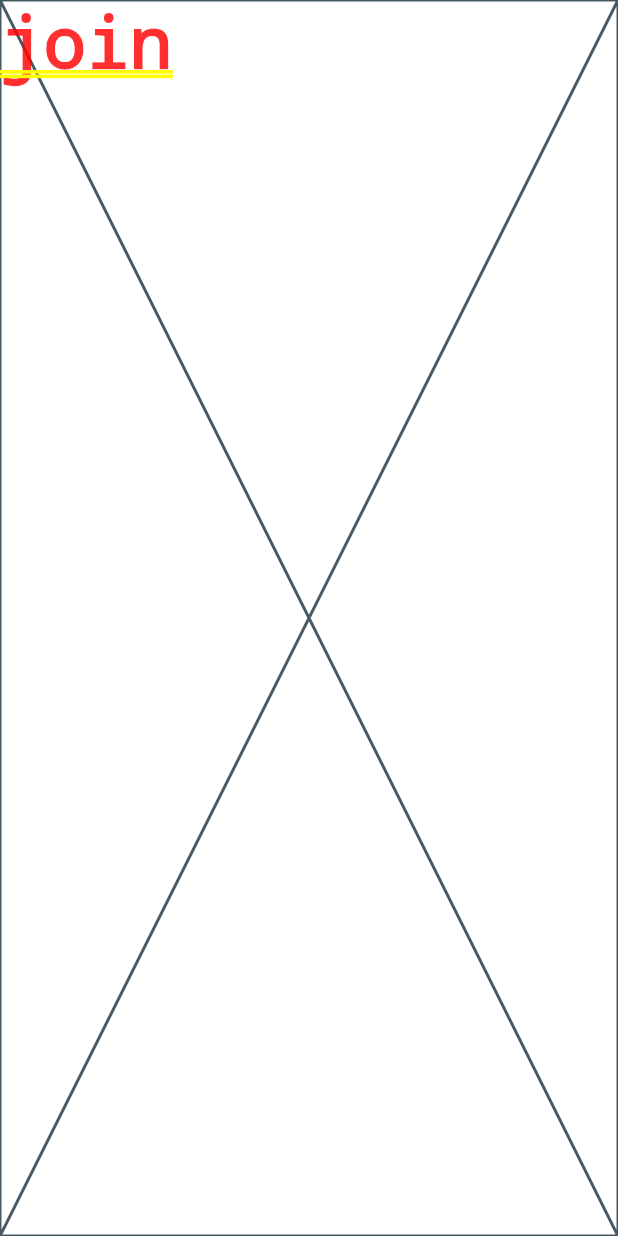
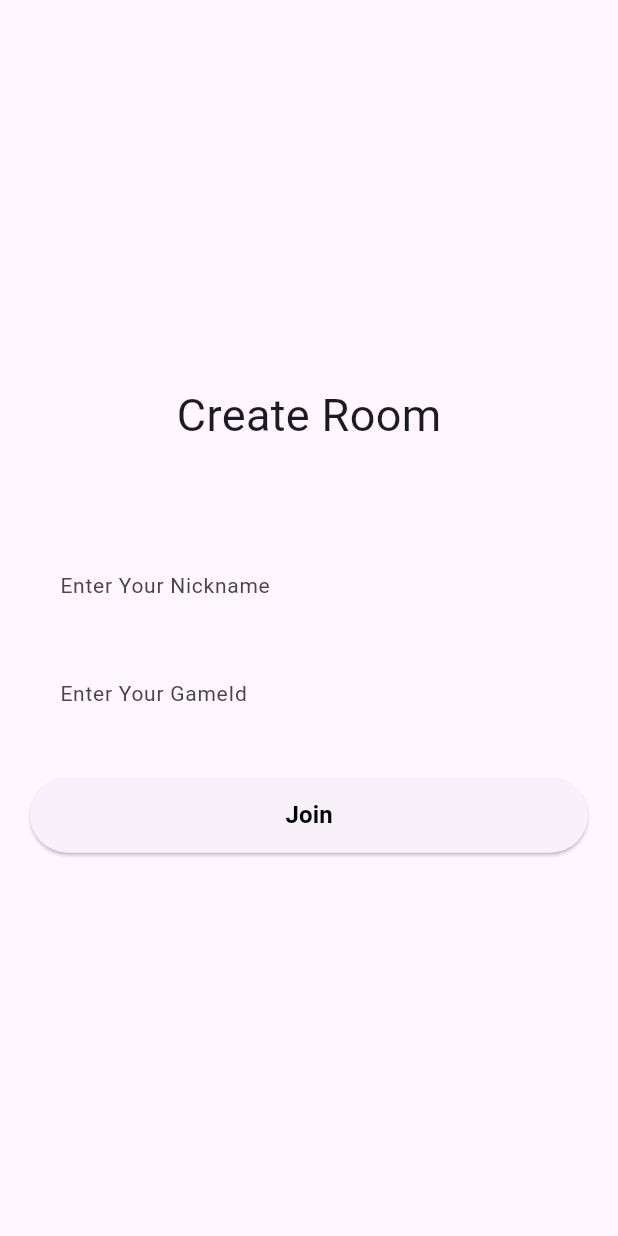
Before and after one commit to mihir-n25/type_racer_flutter, a Flutter app: the screen it shows after launch, after a tap on "Join", on a phone screen of 412 x 824 dp. Run offline on Flutter 3.47's test engine with Material 3 defaults, Android fonts, the phone set to English and light mode, and no system bars.

Commit message:
joinRoom

```diff
--- a/lib/screens/createScreen.dart
+++ b/lib/screens/createScreen.dart
@@ -1,4 +1,5 @@
 import 'package:flutter/material.dart';
+import 'package:type_racer/widgets/customButton.dart';
 import 'package:type_racer/widgets/customTextField.dart';
 
 class CreateRoomScreen extends StatefulWidget {
@@ -26,6 +27,7 @@ class _CreateRoomScreenState extends State<CreateRoomScreen> {
           maxWidth: 600,
       ),
       child: Container(
+        margin: const EdgeInsets.symmetric(horizontal: 20),
         child: Column(
           mainAxisAlignment: MainAxisAlignment.center,
           crossAxisAlignment: CrossAxisAlignment.center,
@@ -33,7 +35,12 @@ class _CreateRoomScreenState extends State<CreateRoomScreen> {
             const Text("Create Room" , style: TextStyle(fontSize: 30),
             ),
             SizedBox(height: size.height * 0.08,),
-            CustomTextField(controller: _nameController, hintText: "Enter Your Nickname",)
+            CustomTextField(controller: _nameController, hintText: "Enter Your Nickname"
+            ),
+            const SizedBox(
+              height: 30,
+            ),
+            CustomButton(text: "Create", onTap: () {})
           ],
         ),
       ),
--- a/lib/screens/joinScreen.dart
+++ b/lib/screens/joinScreen.dart
@@ -1,10 +1,58 @@
 import 'package:flutter/material.dart';
+import 'package:type_racer/widgets/customButton.dart';
+import 'package:type_racer/widgets/customTextField.dart';
 
-class JoinRoomScreen extends StatelessWidget {
+class JoinRoomScreen extends StatefulWidget {
   const JoinRoomScreen({super.key});
 
   @override
+  State<JoinRoomScreen> createState() => _JoinRoomScreenState();
+}
+
+class _JoinRoomScreenState extends State<JoinRoomScreen> {
+  final TextEditingController _nameController = TextEditingController();
+  final TextEditingController _gameIdController = TextEditingController();
+
+  @override
+  void dispose() {
+    super.dispose();
+    _nameController.dispose();
+    _gameIdController.dispose();
+  }
+
+  @override
   Widget build(BuildContext context) {
-    return const Placeholder(child: Text("join"),);
+    final size = MediaQuery.of(context).size;
+    return Scaffold(
+      body: Center(child: ConstrainedBox(
+        constraints: const BoxConstraints(
+          maxWidth: 600,
+      ),
+      child: Container(
+        margin: const EdgeInsets.symmetric(horizontal: 20),
+        child: Column(
+          mainAxisAlignment: MainAxisAlignment.center,
+          crossAxisAlignment: CrossAxisAlignment.center,
+          children: [
+            const Text("Create Room" , style: TextStyle(fontSize: 30),
+            ),
+            SizedBox(height: size.height * 0.08,),
+           CustomTextField(controller: _nameController, hintText: "Enter Your Nickname"
+            ),
+             const SizedBox(
+              height: 20,
+            ),
+           CustomTextField(controller: _gameIdController, hintText: "Enter Your GameId"
+            ),
+            const SizedBox(
+              height: 30,
+            ),
+            CustomButton(text: "Join", onTap: () {})
+          ],
+        ),
+      ),
+      ),
+    )
+    );
   }
 }
--- a/lib/widgets/customButton.dart
+++ b/lib/widgets/customButton.dart
@@ -5,7 +5,7 @@ class CustomButton extends StatelessWidget {
   final VoidCallback onTap;
   final bool isHome;
   const CustomButton({
-    super.key , required this.text , required this.onTap , required this.isHome});
+    super.key , required this.text , required this.onTap ,  this.isHome = false});
 
   @override
   Widget build(BuildContext context) {
```
